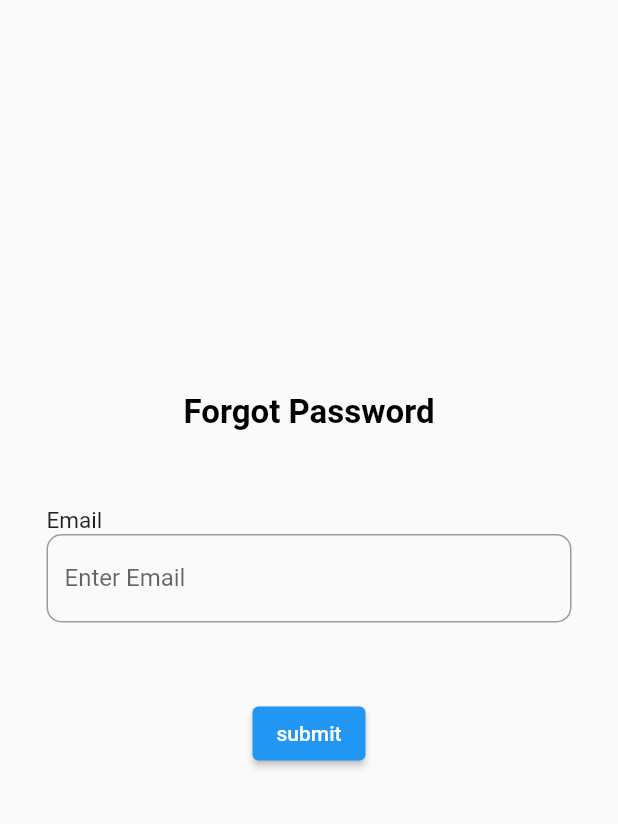
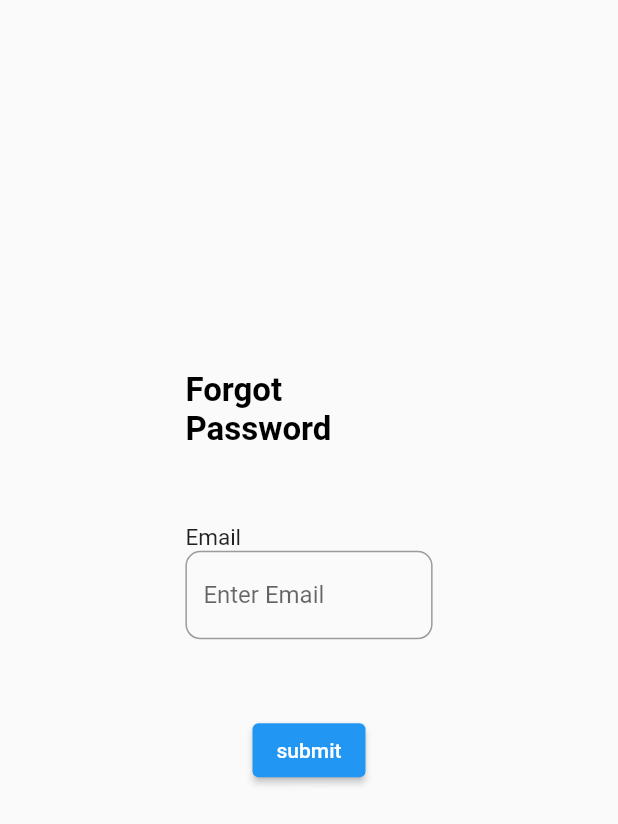
Before and after one commit to anandlaggishetti0314/MyData, a Flutter app: the ForGotWidget screen opened directly, on a phone screen of 412 x 824 dp. Shown: the top 824 px of the screen. Run offline on Flutter 3.47's test engine with Material 2 defaults, Android fonts, the phone set to English and light mode, and no system bars; missing offline and left inert: loginpage.

```diff
--- a/Team-2/UI-Flutter/lib/forgot.dart
+++ b/Team-2/UI-Flutter/lib/forgot.dart
@@ -10,11 +10,13 @@ class ForGotWidget extends StatefulWidget {
 class _ForGotWidgetState extends State<ForGotWidget> {
   @override
   Widget build(BuildContext context) {
+    double screenWidth = MediaQuery.of(context).size.width;
+    double screenHeight = MediaQuery.of(context).size.height;
     return Scaffold(
         body: Center(
       child: Container(
-        width: 350,
-        height: 300,
+        width: screenWidth * 0.4,
+        height: screenHeight * 0.4,
         child: Column(
           children: [
             RichText(
@@ -24,7 +26,9 @@ class _ForGotWidgetState extends State<ForGotWidget> {
                       fontWeight: FontWeight.bold,
                       fontSize: 22,
                       color: Colors.black,
-                    ))),
+                    ),
+                    ),
+                    ),
             SizedBox(
               height: 50,
             ),
@@ -38,15 +42,15 @@ class _ForGotWidgetState extends State<ForGotWidget> {
             SizedBox(
               height: 50,
             ),
-            Center(child: ElevatedButton(onPressed: forgot, child: Text('submit'),))
+            Center(
+                child: ElevatedButton(
+              onPressed: () {},
+              child: Text('submit'),
+            ))
           ],
         ),
       ),
     ));
-  }
-  void forgot()
-  {
-
   }
 }
 
```
Also changed, not shown: Team-2/UI-Flutter/lib/loginpage.dart (+52 -30 lines).
